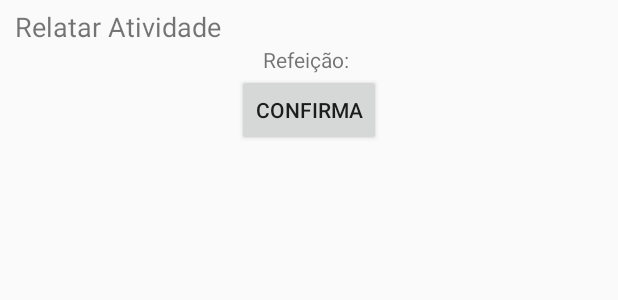
After one commit to ArturFranco/FILS, an Android app: the layout dialog_novarefeicao.xml on its own in the app's theme, with its tools: preview values and no code run, on a phone screen of 412 x 824 dp. The commit adds this screen. Shown: the top 300 px of the screen. Run offline under Robolectric (Android 15) with nearby library versions, the phone set to English and light mode, and no system bars.

Commit message:
Mensagem qualquer

```diff
--- a/app/src/main/AndroidManifest.xml
+++ b/app/src/main/AndroidManifest.xml
@@ -28,6 +28,8 @@
             android:label="Refeições"/>
         <activity android:name=".AddTreino"
             android:label="Adicionar Treino"/>
+        <activity android:name="AddRefeicao"
+            android:label="Adicionar Refeição"/>
         <activity android:name=".LoginActivity"
             android:label="Login"/>
 
--- a/app/src/main/java/com/example/gabriel/fils/NovoTreino.java
+++ b/app/src/main/java/com/example/gabriel/fils/NovoTreino.java
@@ -39,7 +39,7 @@ import static android.provider.AlarmClock.EXTRA_MESSAGE;
 /**
  * Created by Gabriel on 10/11/2016.
  *
- * Tela que lista os treinos cadastrados e permite casdastrar novos
+ * Tela que lista os treinos cadastrados e permite cadastrar novos
  */
 
 public class NovoTreino extends AppCompatActivity {
--- a/app/src/main/res/layout/add_refeicao_main.xml
+++ b/app/src/main/res/layout/add_refeicao_main.xml
@@ -18,8 +18,7 @@
             android:layout_height="wrap_content"
             android:id="@+id/uploadNovaRefeicao"
             android:text="Salvar"
-            android:layout_gravity="center_horizontal"
-            android:onClick="uploadRefeicao"/>
+            android:layout_gravity="center_horizontal"/>
     </LinearLayout>
 
 </LinearLayout>
--- /dev/null
+++ b/app/src/main/res/layout/dialog_novarefeicao.xml
@@ -0,0 +1,42 @@
+<?xml version="1.0" encoding="utf-8"?>
+<RelativeLayout xmlns:android="http://schemas.android.com/apk/res/android"
+    android:layout_width="match_parent"
+    android:layout_height="match_parent">
+
+    <TextView
+        android:layout_width="wrap_content"
+        android:layout_height="wrap_content"
+        android:text="Relatar Atividade"
+        android:textSize="18dp"
+        android:layout_marginRight="10dp"
+        android:layout_marginLeft="10dp"
+        android:layout_marginTop="5dp"
+        android:id="@+id/titulo"/>
+    <RelativeLayout
+        android:layout_width="wrap_content"
+        android:layout_height="wrap_content"
+        android:layout_marginLeft="5dp"
+        android:layout_marginRight="5dp"
+        android:layout_centerInParent="true"
+        android:id="@+id/relativeLayout"
+        android:layout_below="@+id/titulo">
+        <TextView
+            android:layout_width="wrap_content"
+            android:layout_height="wrap_content"
+            android:text="Refeição: "
+            android:id="@+id/label1"/>
+        <TextView
+            android:layout_width="wrap_content"
+            android:layout_height="wrap_content"
+            android:id="@+id/refeicaoNome"
+            android:layout_toRightOf="@+id/label1"/>
+    </RelativeLayout>
+    <Button
+        android:layout_width="wrap_content"
+        android:layout_height="wrap_content"
+        android:layout_below="@id/relativeLayout"
+        android:id="@+id/botaoConfirmaRef"
+        android:text="Confirma"
+        android:layout_centerHorizontal="true" />
+
+</RelativeLayout>
```
Also changed, not shown: app/src/main/java/com/example/gabriel/fils/AddRefeicao.java (+31 -6 lines), app/src/main/java/com/example/gabriel/fils/NovaRefeicao.java (+61 -6 lines).
